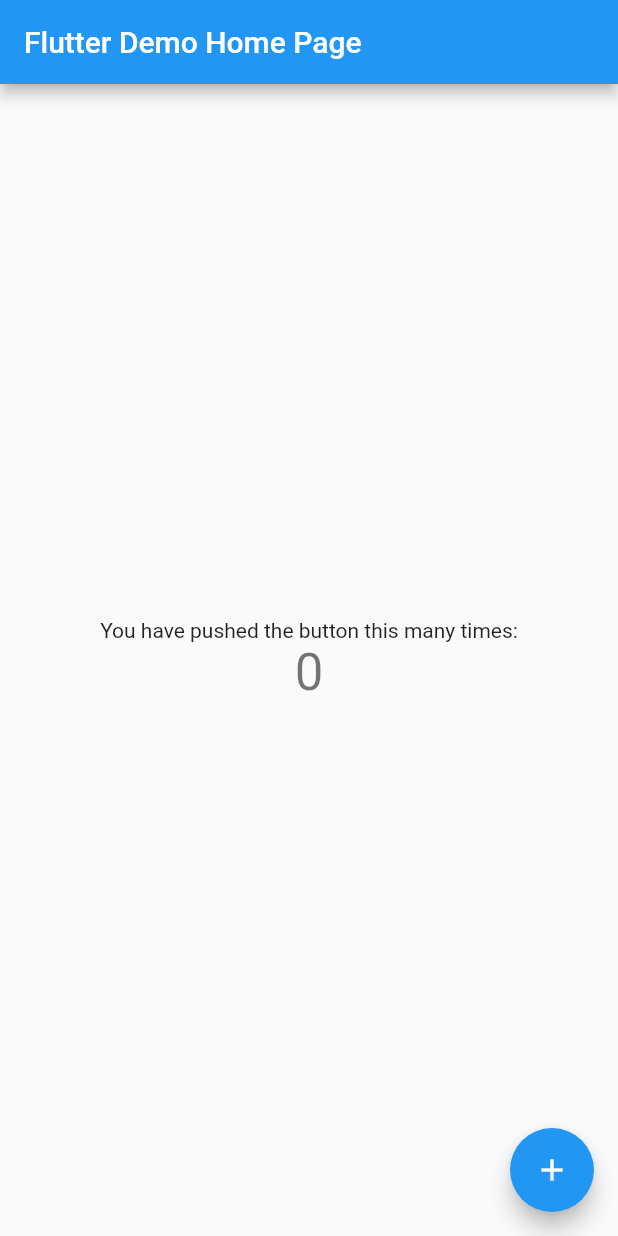
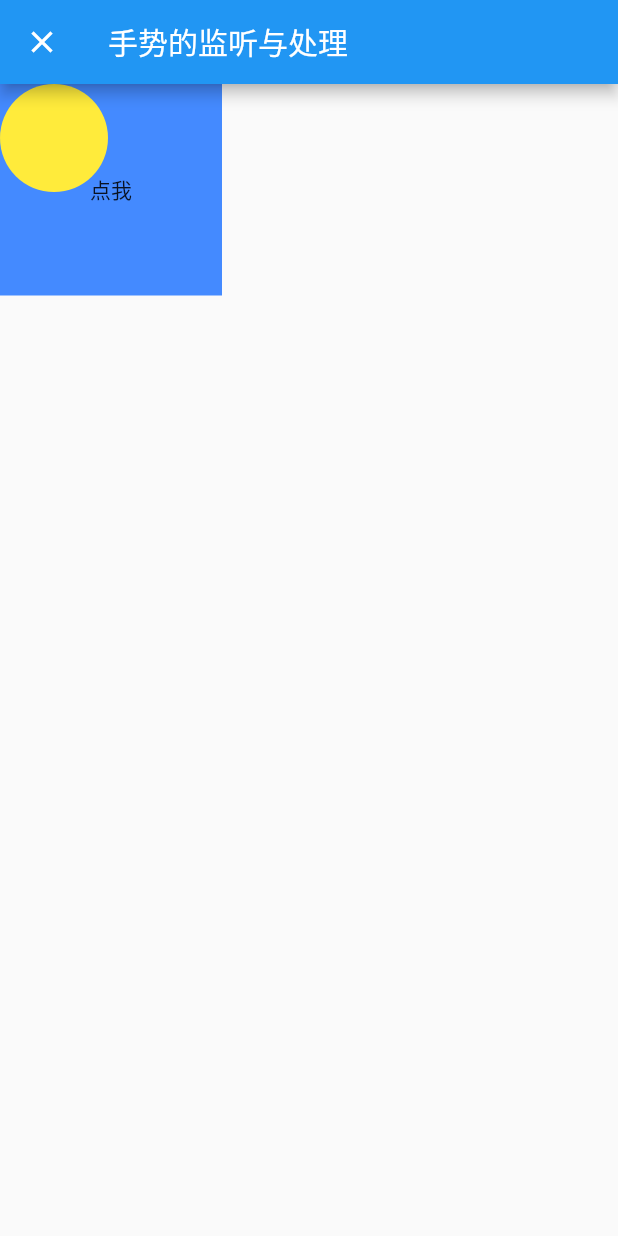
Before and after one commit to ZiTengHuang/flutter_xiecheng, a Flutter app: the screen it shows after launch, on a phone screen of 412 x 824 dp. Run offline on Flutter 3.47's test engine with Material 2 defaults, Android fonts, the phone set to English and light mode, and no system bars.

Commit message:
测试提交

```diff
--- /dev/null
+++ b/lib/flutter_gesture.dart
@@ -0,0 +1,88 @@
+import 'package:flutter/material.dart';
+
+///flutter用户手势监听
+class FlutterGesture extends StatefulWidget {
+  _FlutterGestureState createState() => _FlutterGestureState();
+}
+
+class _FlutterGestureState extends State<FlutterGesture> {
+  String printString = '';
+  double moveX = 0;
+
+  double moveY = 0;
+
+  @override
+  Widget build(BuildContext context) {
+    // TODO: implement build
+
+    return MaterialApp(
+      home: Scaffold(
+        appBar: AppBar(
+          title: Text('手势的监听与处理'),
+          leading: GestureDetector(
+            onTap: () {
+              Navigator.pop(context);
+            },
+            child: Icon(Icons.clear),
+          ),
+        ),
+        body: FractionallySizedBox(
+          widthFactor: 1,
+          child: Stack(
+            children: <Widget>[
+              Column(
+                children: <Widget>[
+                  GestureDetector(
+                    onTap: () => _printMsg('点击'),
+                    onDoubleTap: () => _printMsg('双击'),
+                    onLongPress: () => _printMsg('长按'),
+                    onTapCancel: () => _printMsg('取消'),
+                    onTapUp: (e) => _printMsg('松开'),
+                    onTapDown: (e) => _printMsg('按下'),
+                    child: Container(
+                      padding: EdgeInsets.all(60),
+                      decoration: BoxDecoration(
+                        color: Colors.blueAccent,
+                      ),
+                      child: Text('点我'),
+                    ),
+                  ),
+                  Text(printString),
+                ],
+              ),
+              Positioned(
+                left: moveX,
+                top: moveY,
+                child: GestureDetector(
+                   onPanUpdate: (e) => _doMove(e),
+                   child: Container(
+                      width: 72,
+                      height: 72,
+                      decoration: BoxDecoration(
+                         color: Colors.yellow,
+                         borderRadius: BorderRadius.circular(36),
+                      ),
+                   ),
+                ),
+              ),
+            ],
+          ),
+        ),
+      ),
+    );
+  }
+
+  _printMsg(String onTach) {
+    setState(() {
+      printString += ', ${onTach}';
+    });
+  }
+
+  _doMove(DragUpdateDetails e) {
+    setState(() {
+        moveY += e.delta.dy;
+        moveX += e.delta.dx;
+    });
+  }
+
+}
--- a/lib/main.dart
+++ b/lib/main.dart
@@ -1,4 +1,6 @@
 import 'package:flutter/material.dart';
+import 'package:flutter_xiecheng/flutter_gesture.dart';
+import 'package:flutter_xiecheng/flutter_layout.dart';
 
 void main() => runApp(MyApp());
 
@@ -9,103 +11,9 @@ class MyApp extends StatelessWidget {
     return MaterialApp(
       title: 'Flutter Demo',
       theme: ThemeData(
-        // This is the theme of your application.
-        //
-        // Try running your application with "flutter run". You'll see the
-        // application has a blue toolbar. Then, without quitting the app, try
-        // changing the primarySwatch below to Colors.green and then invoke
-        // "hot reload" (press "r" in the console where you ran "flutter run",
-        // or simply save your changes to "hot reload" in a Flutter IDE).
-        // Notice that the counter didn't reset back to zero; the application
-        // is not restarted.
         primarySwatch: Colors.blue,
       ),
-      home: MyHomePage(title: 'Flutter Demo Home Page'),
+      home: FlutterGesture(),
     );
   }
 }
-
-class MyHomePage extends StatefulWidget {
-  MyHomePage({Key key, this.title}) : super(key: key);
-
-  // This widget is the home page of your application. It is stateful, meaning
-  // that it has a State object (defined below) that contains fields that affect
-  // how it looks.
-
-  // This class is the configuration for the state. It holds the values (in this
-  // case the title) provided by the parent (in this case the App widget) and
-  // used by the build method of the State. Fields in a Widget subclass are
-  // always marked "final".
-
-  final String title;
-
-  @override
-  _MyHomePageState createState() => _MyHomePageState();
-}
-
-class _MyHomePageState extends State<MyHomePage> {
-  int _counter = 0;
-
-  void _incrementCounter() {
-    setState(() {
-      // This call to setState tells the Flutter framework that something has
-      // changed in this State, which causes it to rerun the build method below
-      // so that the display can reflect the updated values. If we changed
-      // _counter without calling setState(), then the build method would not be
-      // called again, and so nothing would appear to happen.
-      _counter++;
-    });
-  }
-
-  @override
-  Widget build(BuildContext context) {
-    // This method is rerun every time setState is called, for instance as done
-    // by the _incrementCounter method above.
-    //
-    // The Flutter framework has been optimized to make rerunning build methods
-    // fast, so that you can just rebuild anything that needs updating rather
-    // than having to individually change instances of widgets.
-    return Scaffold(
-      appBar: AppBar(
-        // Here we take the value from the MyHomePage object that was created by
-        // the App.build method, and use it to set our appbar title.
-        title: Text(widget.title),
-      ),
-      body: Center(
-        // Center is a layout widget. It takes a single child and positions it
-        // in the middle of the parent.
-        child: Column(
-          // Column is also layout widget. It takes a list of children and
-          // arranges them vertically. By default, it sizes itself to fit its
-          // children horizontally, and tries to be as tall as its parent.
-          //
-          // Invoke "debug painting" (press "p" in the console, choose the
-          // "Toggle Debug Paint" action from the Flutter Inspector in Android
-          // Studio, or the "Toggle Debug Paint" command in Visual Studio Code)
-          // to see the wireframe for each widget.
-          //
-          // Column has various properties to control how it sizes itself and
-          // how it positions its children. Here we use mainAxisAlignment to
-          // center the children vertically; the main axis here is the vertical
-          // axis because Columns are vertical (the cross axis would be
-          // horizontal).
-          mainAxisAlignment: MainAxisAlignment.center,
-          children: <Widget>[
-            Text(
-              'You have pushed the button this many times:',
-            ),
-            Text(
-              '$_counter',
-              style: Theme.of(context).textTheme.display1,
-            ),
-          ],
-        ),
-      ),
-      floatingActionButton: FloatingActionButton(
-        onPressed: _incrementCounter,
-        tooltip: 'Increment',
-        child: Icon(Icons.add),
-      ), // This trailing comma makes auto-formatting nicer for build methods.
-    );
-  }
-}
```
Also changed, not shown: lib/flutter_layout.dart (added, +193 -0 lines), pubspec.yaml (+8 -1 lines), 44 other files.
